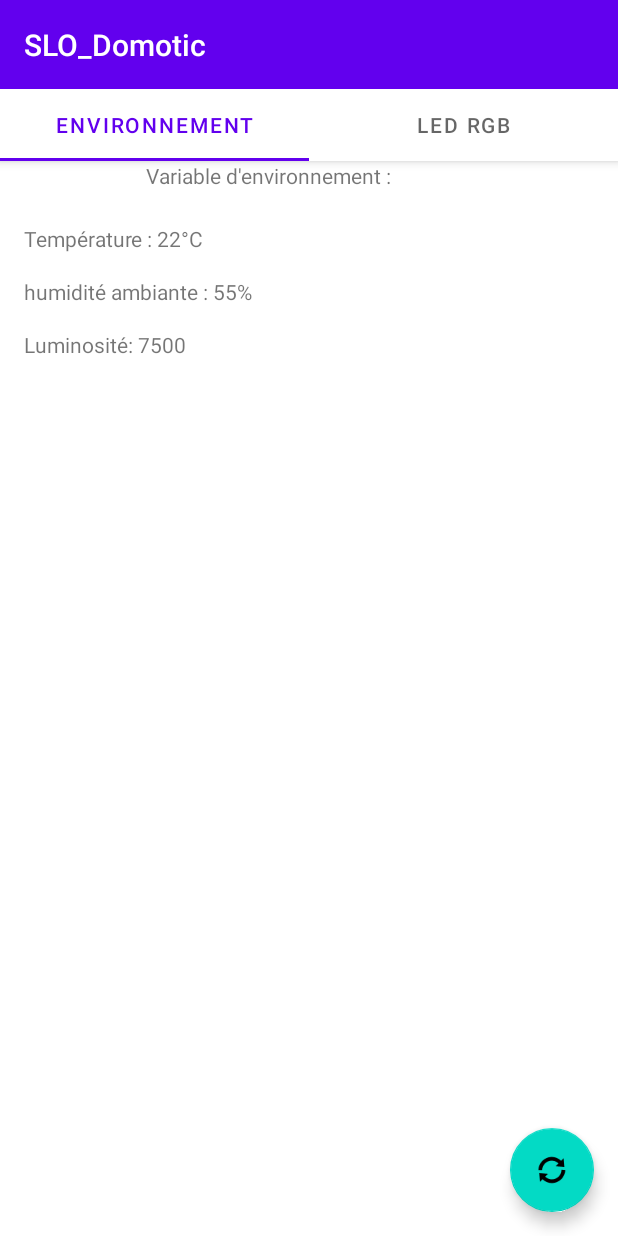
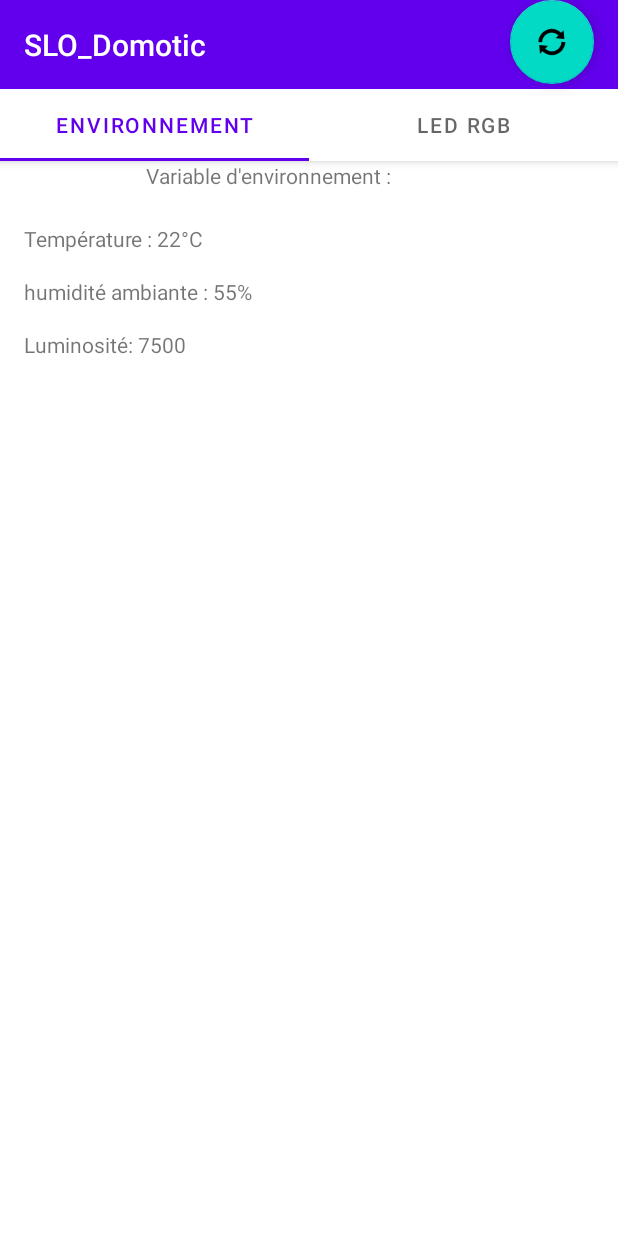
Before and after one commit to ThorvaldBjornson/Projet_SLO, an Android app: the screen it shows after launch (MainActivity), on a phone screen of 412 x 824 dp. Run offline under Robolectric (Android 15) with nearby library versions, the phone set to English and light mode, and no system bars; libraries missing offline, so code that uses them is left out: com.flask.colorpicker; 4 statements that could not run were skipped.

Commit message:
mise en place des fragment et de la roue RGB

```diff
--- a/app/build.gradle
+++ b/app/build.gradle
@@ -40,4 +40,5 @@ dependencies {
     testImplementation 'junit:junit:4.+'
     androidTestImplementation 'androidx.test.ext:junit:1.1.3'
     androidTestImplementation 'androidx.test.espresso:espresso-core:3.4.0'
+    implementation 'com.github.QuadFlask:colorpicker:0.0.15'
 }
--- /dev/null
+++ b/app/src/main/java/com/example/slo_domotic/ui/main/PlaceholderFragment2.java
@@ -0,0 +1,91 @@
+package com.example.slo_domotic.ui.main;
+
+import android.os.Bundle;
+import android.view.LayoutInflater;
+import android.view.View;
+import android.view.ViewGroup;
+import android.widget.TextView;
+
+import androidx.annotation.NonNull;
+import androidx.fragment.app.Fragment;
+import androidx.lifecycle.ViewModelProvider;
+
+import com.example.slo_domotic.databinding.Fragment2MainBinding;
+import com.flask.colorpicker.ColorPickerView;
+import com.flask.colorpicker.OnColorChangedListener;
+import com.flask.colorpicker.OnColorSelectedListener;
+
+/**
+ * A placeholder fragment containing a simple view.
+ */
+public class PlaceholderFragment2 extends Fragment {
+
+    private static final String ARG_SECTION_NUMBER = "section_number";
+
+    private PageViewModel pageViewModel;
+    private Fragment2MainBinding binding;
+
+    public static PlaceholderFragment2 newInstance(int index) {
+        PlaceholderFragment2 fragment = new PlaceholderFragment2();
+        Bundle bundle = new Bundle();
+        bundle.putInt(ARG_SECTION_NUMBER, index);
+        fragment.setArguments(bundle);
+        return fragment;
+    }
+
+    @Override
+    public void onCreate(Bundle savedInstanceState) {
+        super.onCreate(savedInstanceState);
+        pageViewModel = new ViewModelProvider(this).get(PageViewModel.class);
+        int index = 1;
+        if (getArguments() != null) {
+            index = getArguments().getInt(ARG_SECTION_NUMBER);
+        }
+        pageViewModel.setIndex(index);
+    }
+
+    @Override
+    public View onCreateView(
+            @NonNull LayoutInflater inflater, ViewGroup container,
+            Bundle savedInstanceState) {
+
+        binding = Fragment2MainBinding.inflate(inflater, container, false);
+        View root = binding.getRoot();
+        ColorPickerView colorPickerView = binding.colorPickerView;
+        colorPickerView.addOnColorChangedListener(new OnColorChangedListener() {
+            @Override public void onColorChanged(int selectedColor) {
+                TextView label = binding.Label;
+                label.setText("0x" + Integer.toHexString(selectedColor));
+                TextView labelRGB = binding.LabelRGB;
+                int color = selectedColor;
+                float red   = (color >> 16) & 0xFF;
+                float green = (color >> 8)  & 0xFF;
+                float blue  = (color)       & 0xFF;
+                float alpha = (color >> 24) & 0xFF;
+                labelRGB.setText("R :" + String.valueOf(red) + " G :" + String.valueOf(green) + " B :" + String.valueOf(blue));
+            }
+        });
+        colorPickerView.addOnColorSelectedListener(new OnColorSelectedListener() {
+            @Override
+            public void onColorSelected(int selectedColor) {
+                TextView label = binding.Label;
+                label.setText("0x" + Integer.toHexString(selectedColor));
+                TextView labelRGB = binding.LabelRGB;
+                int color = selectedColor;
+                float red   = (color >> 16) & 0xFF;
+                float green = (color >> 8)  & 0xFF;
+                float blue  = (color)       & 0xFF;
+                float alpha = (color >> 24) & 0xFF;
+                labelRGB.setText("R :" + String.valueOf(red) + " G :" + String.valueOf(green) + " B :" + String.valueOf(blue));
+            }
+        });
+
+        return root;
+    }
+
+    @Override
+    public void onDestroyView() {
+        super.onDestroyView();
+        binding = null;
+    }
+}
--- a/app/src/main/java/com/example/slo_domotic/ui/main/SectionsPagerAdapter.java
+++ b/app/src/main/java/com/example/slo_domotic/ui/main/SectionsPagerAdapter.java
@@ -1,12 +1,22 @@
 package com.example.slo_domotic.ui.main;
 
 import android.content.Context;
+import android.os.Bundle;
+import android.util.Log;
+import android.view.LayoutInflater;
+import android.view.View;
+import android.view.ViewGroup;
+import android.widget.ArrayAdapter;
+import android.widget.ListView;
+import android.widget.TextView;
 
+import androidx.annotation.NonNull;
 import androidx.annotation.Nullable;
 import androidx.annotation.StringRes;
 import androidx.fragment.app.Fragment;
 import androidx.fragment.app.FragmentManager;
 import androidx.fragment.app.FragmentPagerAdapter;
+import androidx.fragment.app.ListFragment;
 
 import com.example.slo_domotic.R;
 
@@ -29,7 +39,8 @@ public class SectionsPagerAdapter extends FragmentPagerAdapter {
     public Fragment getItem(int position) {
         // getItem is called to instantiate the fragment for the given page.
         // Return a PlaceholderFragment (defined as a static inner class below).
-        return PlaceholderFragment.newInstance(position + 1);
+        if(position == 1) return PlaceholderFragment2.newInstance(position + 1);
+        else return PlaceholderFragment.newInstance(position + 1);
     }
 
     @Nullable
@@ -43,4 +54,6 @@ public class SectionsPagerAdapter extends FragmentPagerAdapter {
         // Show 2 total pages.
         return 2;
     }
+
+
 }
--- a/app/src/main/res/layout/activity_main.xml
+++ b/app/src/main/res/layout/activity_main.xml
@@ -37,7 +37,7 @@
         android:id="@+id/fab"
         android:layout_width="wrap_content"
         android:layout_height="wrap_content"
-        android:layout_gravity="bottom|end"
+        android:layout_gravity="top|end"
         android:layout_marginEnd="@dimen/fab_margin"
         android:layout_marginBottom="16dp"
         app:srcCompat="@android:drawable/ic_popup_sync" />
--- a/app/src/main/res/layout/fragment_main.xml
+++ b/app/src/main/res/layout/fragment_main.xml
@@ -2,7 +2,7 @@
 <androidx.constraintlayout.widget.ConstraintLayout xmlns:android="http://schemas.android.com/apk/res/android"
     xmlns:app="http://schemas.android.com/apk/res-auto"
     xmlns:tools="http://schemas.android.com/tools"
-    android:id="@+id/constraintLayout"
+    android:id="@+id/constraintLayout1"
     android:layout_width="match_parent"
     android:layout_height="match_parent"
     tools:context=".ui.main.PlaceholderFragment">
--- a/build.gradle
+++ b/build.gradle
@@ -6,7 +6,6 @@ buildscript {
     }
     dependencies {
         classpath "com.android.tools.build:gradle:7.0.4"
-
         // NOTE: Do not place your application dependencies here; they belong
         // in the individual module build.gradle files
     }
--- a/settings.gradle
+++ b/settings.gradle
@@ -4,6 +4,7 @@ dependencyResolutionManagement {
         google()
         mavenCentral()
         jcenter() // Warning: this repository is going to shut down soon
+        maven { url "https://jitpack.io" }
     }
 }
 rootProject.name = "SLO_Domotic"
```
Also changed, not shown: app/src/main/res/layout/fragment2_main.xml (+42 -16 lines).
